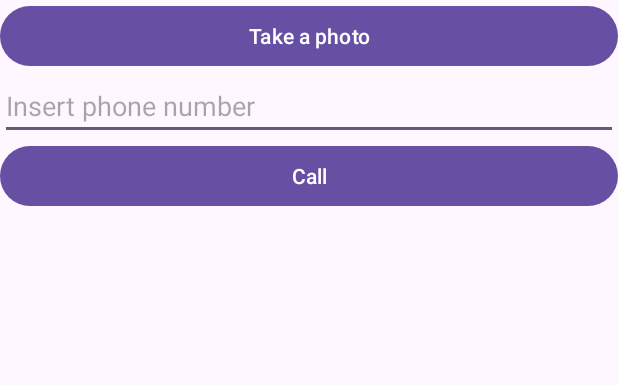
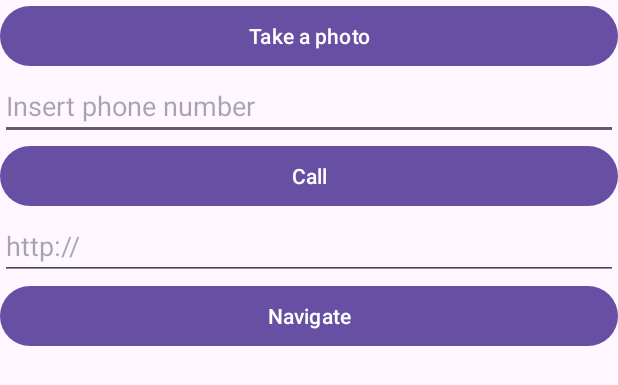
Before and after one commit to rafapuig/PMDM7J-2024, an Android app: the layout activity_main.xml on its own in the app's theme, with its tools: preview values and no code run, on a phone screen of 412 x 824 dp. Shown: the top 385 px of the screen. Run offline under Robolectric (Android 15) with nearby library versions, the phone set to English and light mode, and no system bars.

```diff
--- a/implicitintent/src/main/res/layout/activity_main.xml
+++ b/implicitintent/src/main/res/layout/activity_main.xml
@@ -27,4 +27,18 @@
         android:layout_width="match_parent"
         android:layout_height="wrap_content"
         android:text="@string/call" />
+
+    <EditText
+        android:id="@+id/edit_url_to_navigate"
+        android:layout_width="match_parent"
+        android:layout_height="wrap_content"
+        android:ems="10"
+        android:hint="http://"
+        android:inputType="text|textUri" />
+
+    <Button
+        android:id="@+id/navigate_button"
+        android:layout_width="match_parent"
+        android:layout_height="wrap_content"
+        android:text="@string/navigate" />
 </LinearLayout>
--- a/implicitintent/src/main/res/values/strings.xml
+++ b/implicitintent/src/main/res/values/strings.xml
@@ -3,4 +3,5 @@
     <string name="take_a_photo">Take a photo</string>
     <string name="insert_phone_number">Insert phone number</string>
     <string name="call">Call</string>
+    <string name="navigate">Navigate</string>
 </resources>
```
Also changed, not shown: implicitintent/src/main/java/es/rafapuig/implicitintent/MainActivity.kt (+31 -6 lines), 1 other file.
